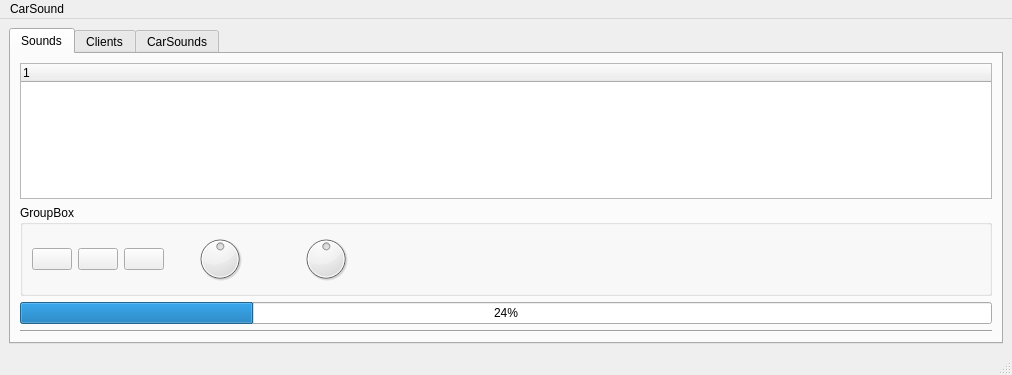
Above: src/sys/carSound/carSound.ui from hlrs-vis/covise before the change. Below: the same form after it.
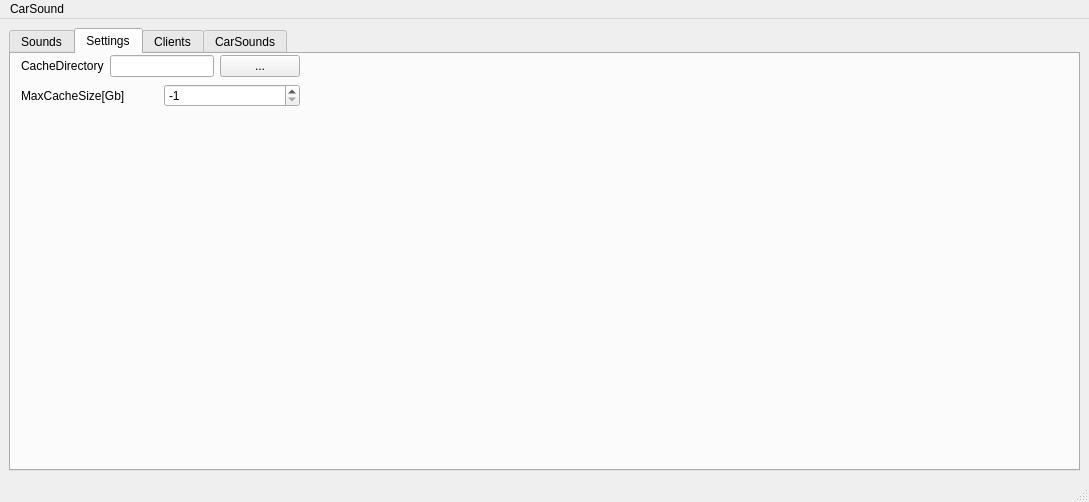
That is the form after the change. The open tabs and pages were chosen to show the change. Icons and pictures are not drawn.

Commit message: add paraglider geometry

Diff of the .ui file:
```diff
--- a/src/sys/carSound/carSound.ui
+++ b/src/sys/carSound/carSound.ui
@@ -6,8 +6,8 @@
    <rect>
     <x>0</x>
     <y>0</y>
-    <width>1012</width>
-    <height>375</height>
+    <width>1089</width>
+    <height>502</height>
    </rect>
   </property>
   <property name="windowTitle">
@@ -137,6 +137,90 @@
         </item>
        </layout>
       </widget>
+      <widget class="QWidget" name="tab_4">
+       <attribute name="title">
+        <string>Settings</string>
+       </attribute>
+       <widget class="QWidget" name="layoutWidget">
+        <property name="geometry">
+         <rect>
+          <x>10</x>
+          <y>0</y>
+          <width>279</width>
+          <height>54</height>
+         </rect>
+        </property>
+        <layout class="QVBoxLayout" name="verticalLayout_5">
+         <item>
+          <layout class="QHBoxLayout" name="horizontalLayout_4">
+           <item>
+            <widget class="QLabel" name="label_3">
+             <property name="text">
+              <string>CacheDirectory</string>
+             </property>
+            </widget>
+           </item>
+           <item>
+            <widget class="QLineEdit" name="cacheDirectory">
+             <property name="sizePolicy">
+              <sizepolicy hsizetype="Expanding" vsizetype="Fixed">
+               <horstretch>2</horstretch>
+               <verstretch>0</verstretch>
+              </sizepolicy>
+             </property>
+             <property name="minimumSize">
+              <size>
+               <width>100</width>
+               <height>0</height>
+              </size>
+             </property>
+            </widget>
+           </item>
+           <item>
+            <widget class="QPushButton" name="dirBrowser">
+             <property name="minimumSize">
+              <size>
+               <width>75</width>
+               <height>0</height>
+              </size>
+             </property>
+             <property name="text">
+              <string>...</string>
+             </property>
+            </widget>
+           </item>
+          </layout>
+         </item>
+         <item>
+          <layout class="QHBoxLayout" name="horizontalLayout_5">
+           <item>
+            <widget class="QLabel" name="label_5">
+             <property name="text">
+              <string>MaxCacheSize[Gb]</string>
+             </property>
+            </widget>
+           </item>
+           <item>
+            <widget class="QSpinBox" name="CacheSize">
+             <property name="minimum">
+              <number>-1</number>
+             </property>
+             <property name="maximum">
+              <number>999999</number>
+             </property>
+             <property name="singleStep">
+              <number>10</number>
+             </property>
+             <property name="value">
+              <number>-1</number>
+             </property>
+            </widget>
+           </item>
+          </layout>
+         </item>
+        </layout>
+       </widget>
+      </widget>
       <widget class="QWidget" name="tab">
        <attribute name="title">
         <string>Clients</string>
@@ -246,7 +330,7 @@
     <rect>
      <x>0</x>
      <y>0</y>
-     <width>1012</width>
+     <width>1089</width>
      <height>22</height>
     </rect>
    </property>
```
The commit also changes 13 other files.
